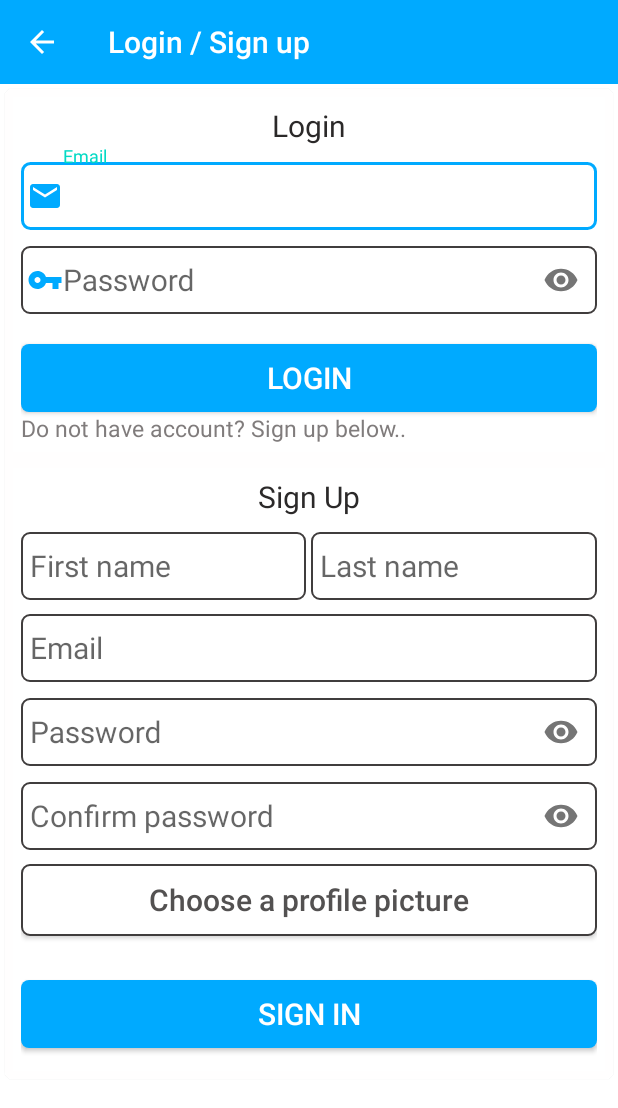
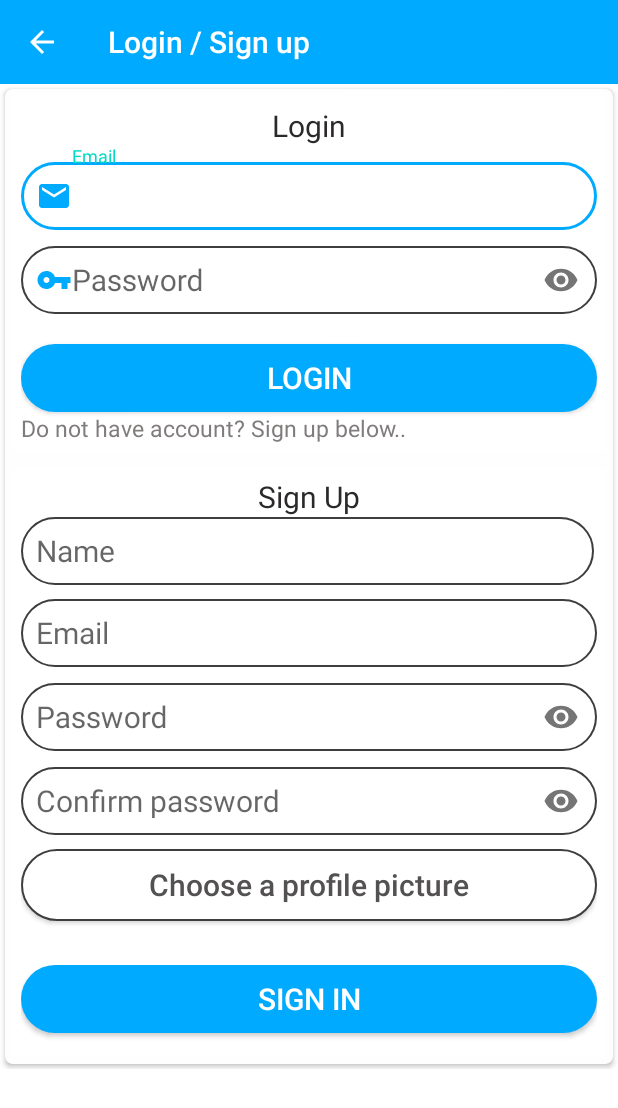
Before and after one commit to InnovexIT-Syl/Rentage, an Android app: the screen it shows after launch (AuthenticationActivity), in the side drawer, after a tap on "LOGIN/SIGN UP", on a phone screen of 412 x 824 dp. Shown: the top 1108 px of the screen. Run offline under Robolectric (Android 15) with nearby library versions, the phone set to English and light mode, and no system bars; libraries missing offline, so code that uses them is left out: com.glide.slider, com.theartofdev.edmodo; 13 statements that could not run were skipped.

Commit message:
home page, cart page created, specific service,added_cart,cart_pop_up,log_in_sign_up,navigation

```diff
--- a/app/src/main/AndroidManifest.xml
+++ b/app/src/main/AndroidManifest.xml
@@ -12,7 +12,7 @@
         android:roundIcon="@mipmap/ic_launcher_round"
         android:supportsRtl="true"
         android:theme="@style/AppTheme">
-        <activity android:name=".AboutActivity"></activity>
+        <activity android:name=".AboutActivity" />
         <activity android:name=".AuthenticationActivity" />
         <activity android:name=".InfoCheckoutActivity" />
         <activity android:name=".AddedCartActivity" />
--- a/app/src/main/res/drawable/button_focused.xml
+++ b/app/src/main/res/drawable/button_focused.xml
@@ -3,10 +3,10 @@
     <item>
         <shape android:shape="rectangle">
             <corners
-                android:bottomLeftRadius="5dp"
-                android:bottomRightRadius="5dp"
-                android:topLeftRadius="5dp"
-                android:topRightRadius="5dp"/>
+                android:bottomLeftRadius="25dp"
+                android:bottomRightRadius="25dp"
+                android:topLeftRadius="25dp"
+                android:topRightRadius="25dp"/>
             <solid android:color="#fff"/>
             <stroke
                 android:width="2dp"
--- a/app/src/main/res/drawable/normal.xml
+++ b/app/src/main/res/drawable/normal.xml
@@ -2,10 +2,10 @@
 <shape xmlns:android="http://schemas.android.com/apk/res/android">
     xmlns:android="http://schemas.android.com/apk/res/android">
     <corners
-        android:bottomLeftRadius="5dp"
-        android:bottomRightRadius="5dp"
-        android:topLeftRadius="5dp"
-        android:topRightRadius="5dp">
+        android:bottomLeftRadius="25dp"
+        android:bottomRightRadius="25dp"
+        android:topLeftRadius="25dp"
+        android:topRightRadius="25dp">
     </corners>
     <stroke
         android:width="1dp"
--- a/app/src/main/res/drawable/subscribe_button_style.xml
+++ b/app/src/main/res/drawable/subscribe_button_style.xml
@@ -3,10 +3,10 @@
     xmlns:android="http://schemas.android.com/apk/res/android">
     <corners
 
-        android:bottomLeftRadius="5dp"
-        android:bottomRightRadius="5dp"
-        android:topLeftRadius="5dp"
-        android:topRightRadius="5dp"></corners>
+        android:bottomLeftRadius="25dp"
+        android:bottomRightRadius="25dp"
+        android:topLeftRadius="25dp"
+        android:topRightRadius="25dp"></corners>
 
     <solid android:color="@color/colorPrimary">
     </solid>
--- a/app/src/main/res/layout/activity_authentication.xml
+++ b/app/src/main/res/layout/activity_authentication.xml
@@ -67,7 +67,7 @@
                                 android:drawableLeft="@drawable/ic_email_black_24dp"
                                 android:hint="Email"
                                 android:inputType="textEmailAddress"
-                                android:padding="4dp"
+                                android:paddingLeft="10dp"
                                 android:textSize="20dp" />
 
                         </com.google.android.material.textfield.TextInputLayout>
@@ -87,7 +87,7 @@
                                 android:drawableStart="@drawable/ic_vpn_key_black_24dp"
                                 android:hint="Password"
                                 android:inputType="textPassword"
-                                android:padding="4dp"
+                                android:paddingLeft="10dp"
                                 android:textSize="20dp" />
 
                         </com.google.android.material.textfield.TextInputLayout>
@@ -129,36 +129,17 @@
                             android:textSize="20dp" />
 
 
-                        <LinearLayout
-                            android:layout_width="match_parent"
-                            android:layout_height="wrap_content"
-                            android:layout_marginTop="10dp"
-                            android:orientation="horizontal">
-
                             <EditText
                                 android:layout_width="match_parent"
                                 android:layout_height="45dp"
                                 android:layout_marginEnd="2dp"
                                 android:layout_weight=".4"
                                 android:background="@drawable/subscribe_edit_text_style"
-                                android:hint="First name"
+                                android:hint="Name"
                                 android:inputType="text"
-                                android:paddingLeft="6dp"
+                                android:paddingLeft="10dp"
                                 android:textSize="20dp" />
 
-
-                            <EditText
-                                android:layout_width="match_parent"
-                                android:layout_height="45dp"
-                                android:layout_marginStart="1dp"
-                                android:layout_weight=".4"
-                                android:background="@drawable/subscribe_edit_text_style"
-                                android:hint="Last name"
-                                android:inputType="text"
-                                android:paddingLeft="6dp"
-                                android:textSize="20dp" />
-
-                        </LinearLayout>
 
 
                         <EditText
@@ -169,7 +150,7 @@
                             android:background="@drawable/subscribe_edit_text_style"
                             android:hint="Email"
                             android:inputType="textEmailAddress"
-                            android:paddingLeft="6dp"
+                            android:paddingLeft="10dp"
                             android:textSize="20dp" />
 
                         <com.google.android.material.textfield.TextInputLayout
@@ -184,7 +165,7 @@
                                 android:background="@drawable/subscribe_edit_text_style"
                                 android:hint="Password"
                                 android:inputType="textPassword"
-                                android:paddingLeft="6dp"
+                                android:paddingLeft="10dp"
                                 android:textSize="20dp" />
 
                         </com.google.android.material.textfield.TextInputLayout>
@@ -201,7 +182,7 @@
                                 android:background="@drawable/subscribe_edit_text_style"
                                 android:hint="Confirm password"
                                 android:inputType="textPassword"
-                                android:paddingLeft="6dp"
+                                android:paddingLeft="10dp"
                                 android:textSize="20dp" />
 
                         </com.google.android.material.textfield.TextInputLayout>
--- a/app/src/main/res/layout/activity_info_checkout.xml
+++ b/app/src/main/res/layout/activity_info_checkout.xml
@@ -58,7 +58,7 @@
                         android:background="@drawable/subscribe_edit_text_style"
                         android:hint="Email or Mobile phone number"
                         android:textStyle="normal"
-                        android:padding="8dp"
+                        android:paddingLeft="10dp"
                         android:textColor="#2B2B2C" />
 
                     <CheckBox
@@ -89,7 +89,7 @@
                             android:background="@drawable/subscribe_edit_text_style"
                             android:hint="First name"
                             android:inputType="text"
-                            android:padding="7dp"
+                            android:paddingLeft="10dp"
                             android:textColor="#2B2B2C"/>
 
                         <EditText
@@ -101,7 +101,7 @@
                             android:background="@drawable/subscribe_edit_text_style"
                             android:hint="Last name"
                             android:inputType="text"
-                            android:padding="7dp"
+                            android:paddingLeft="10dp"
                             android:textColor="#2B2B2C" />
                     </LinearLayout>
 
@@ -113,7 +113,7 @@
                         android:background="@drawable/subscribe_edit_text_style"
                         android:hint="Address"
                         android:inputType="text"
-                        android:padding="8dp"
+                        android:paddingLeft="10dp"
                         android:textColor="#2B2B2C"/>
 
                     <EditText
@@ -124,7 +124,7 @@
                         android:background="@drawable/subscribe_edit_text_style"
                         android:hint="Apartment,suite,etc(optional)"
                         android:inputType="text"
-                        android:padding="8dp"
+                        android:paddingLeft="10dp"
                         android:textColor="#2B2B2C" />
 
                     <EditText
@@ -135,7 +135,7 @@
                         android:background="@drawable/subscribe_edit_text_style"
                         android:hint="City"
                         android:inputType="text"
-                        android:padding="8dp"
+                        android:paddingLeft="10dp"
                         android:textColor="#2B2B2C"/>
 
                     <LinearLayout
@@ -178,7 +178,7 @@
                                 android:background="@drawable/subscribe_edit_text_style"
                                 android:hint="Postal code"
                                 android:inputType="text"
-                                android:padding="8dp"
+                                android:paddingLeft="10dp"
                                 android:textColor="#2B2B2C"/>
                         </LinearLayout>
 
```
